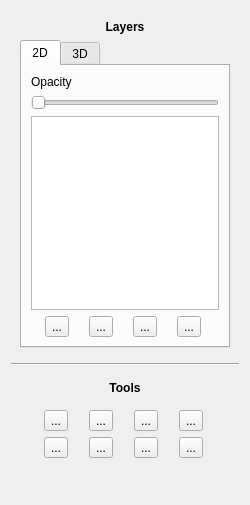
Above: oat/views/ui_toolbox.ui from Oli4/oat before the change. Below: the same form after it.
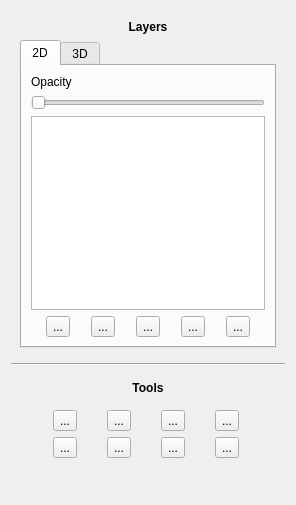
That is the form after the change. The open tabs and pages were chosen to show the change. Icons and pictures are not drawn.

Patch:
```diff
--- a/oat/views/ui_toolbox.ui
+++ b/oat/views/ui_toolbox.ui
@@ -6,7 +6,7 @@
    <rect>
     <x>0</x>
     <y>0</y>
-    <width>250</width>
+    <width>296</width>
     <height>505</height>
    </rect>
   </property>
@@ -139,6 +139,17 @@
               </property>
              </widget>
             </item>
+            <item>
+             <widget class="QToolButton" name="registerButton_2d">
+              <property name="text">
+               <string>...</string>
+              </property>
+              <property name="icon">
+               <iconset resource="resources.qrc">
+                <normaloff>:/icons/icons/baseline-filter-none-24px.svg</normaloff>:/icons/icons/baseline-filter-none-24px.svg</iconset>
+              </property>
+             </widget>
+            </item>
            </layout>
           </item>
          </layout>
```
Left out of the diff: 2 changed lines with no effect on the pictures.
